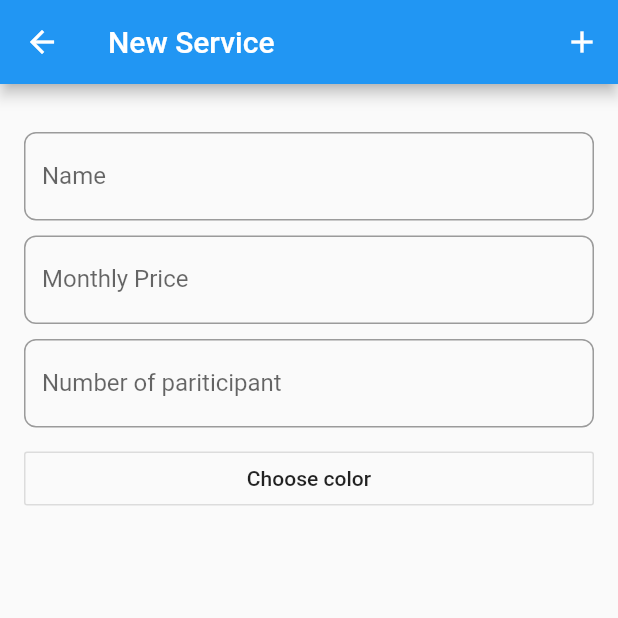
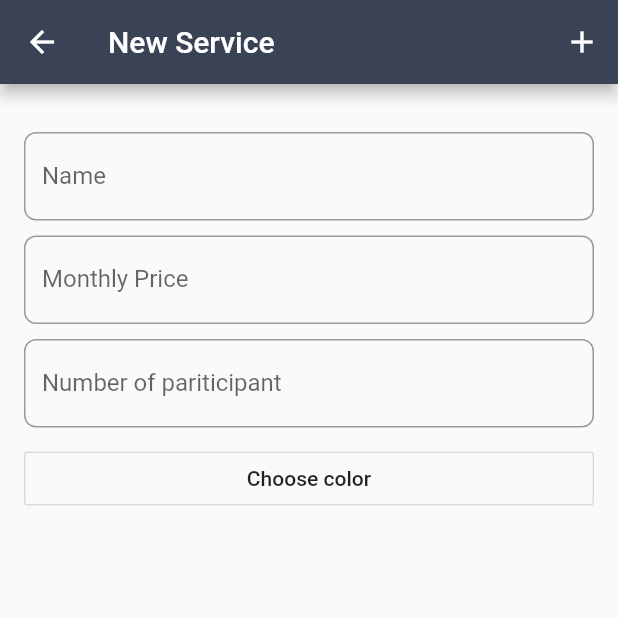
Before and after one commit to andreacrispo/better-together-app, a Flutter app: the screen it shows after launch, after a tap on the "add" icon, on a phone screen of 412 x 824 dp, the top half of it. Run offline on Flutter 3.47's test engine with Material 2 defaults, Android fonts, the phone set to English and light mode, and no system bars; our stand-ins replace month_picker_dialog, sqflite; missing offline and left inert: flutter_material_color_picker, swipedetector; accounts and stored records are empty.

Commit message:
General theme and fixes

```diff
--- a/lib/main.dart
+++ b/lib/main.dart
@@ -19,7 +19,13 @@ class BetterTogetherApp extends StatelessWidget {
   Widget build(BuildContext context) {
     return MaterialApp(
       title: _title,
+      theme: ThemeData(
+        // Define the default brightness and colors.
+        brightness: Brightness.light,
+        primaryColor: Color.fromRGBO(58, 66, 86, 1.0),
+        accentColor: Colors.blue[700],
 
+      ),
       initialRoute: '/',
       routes: {
         '/': (context) => MainWidget(),
@@ -82,7 +88,6 @@ class _MainWidgetState extends State<MainWidget> {
   Widget build(BuildContext context) {
     final topAppBar = AppBar(
       elevation: 0.1,
-      backgroundColor: Color.fromRGBO(58, 66, 86, 1.0),
       title: Text('Better Together')
     );
 
@@ -107,7 +112,7 @@ class _MainWidgetState extends State<MainWidget> {
           ),
         ],
         currentIndex: _selectedIndex,
-        selectedItemColor: Colors.blue[500],
+        selectedItemColor:  Theme.of(context).accentColor,
         onTap: _onItemTapped,
       ),
     );
--- a/lib/serviceDetail.dart
+++ b/lib/serviceDetail.dart
@@ -5,6 +5,7 @@ import 'package:better_together_app/participantForm.dart';
 import 'package:better_together_app/service/ServiceParticipantService.dart';
 import 'package:better_together_app/utils.dart';
 import 'package:flutter/material.dart';
+import 'package:flutter/scheduler.dart';
 import 'model/ParticipantDto.dart';
 import 'model/ServiceParticipantDto.dart';
 import 'package:flutter/foundation.dart';
@@ -262,6 +263,7 @@ class ServiceDetailWidgetState extends State<ServiceDetailWidget> {
               return Center(child: CircularProgressIndicator());
 
             currentService = snapshot.data;
+            SchedulerBinding.instance.addPostFrameCallback((_) => setState(() {  appBarTitle = currentService.name; }));
             return Column(
               mainAxisSize: MainAxisSize.min,
               mainAxisAlignment: MainAxisAlignment.start,
```
Also changed, not shown: lib/serviceList.dart (+6 -7 lines).
